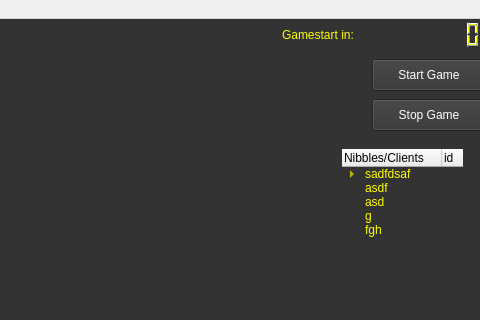
The window that nibbles/gui/servergui.ui (namelessvoid/piranhas) describes before a commit, drawn with Qt 5; both pictures show x 378 to 858 and y 0 to 320 of the 858 by 608 pixel window.
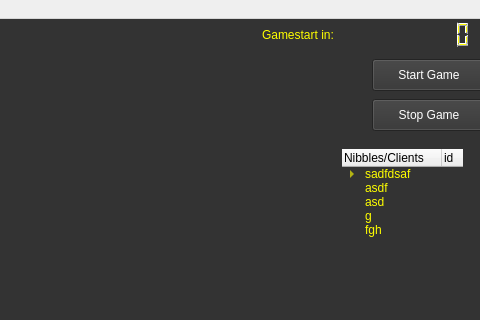
The same window after the commit. Icons and pictures are not drawn. Custom widgets are drawn as their Qt base class.

Commit message: Fixed display of rounds and countdown.

```diff
--- a/nibbles/gui/servergui.ui
+++ b/nibbles/gui/servergui.ui
@@ -46,7 +46,7 @@
    <widget class="QLCDNumber" name="countdown">
     <property name="geometry">
      <rect>
-      <x>750</x>
+      <x>740</x>
       <y>0</y>
       <width>111</width>
       <height>31</height>
@@ -284,9 +284,9 @@
    <widget class="QLabel" name="label">
     <property name="geometry">
      <rect>
-      <x>660</x>
+      <x>640</x>
       <y>0</y>
-      <width>71</width>
+      <width>91</width>
       <height>31</height>
      </rect>
     </property>
```
Left out of the diff: 4 changed lines with no effect on the pictures. The commit also changes 1 other file.
